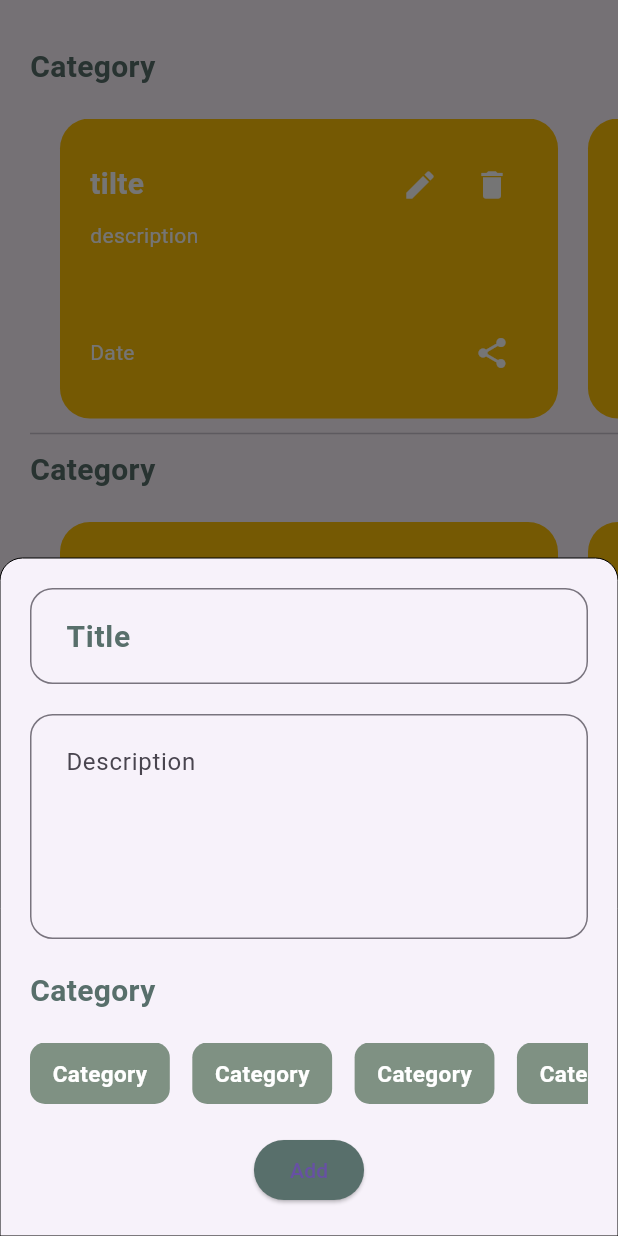
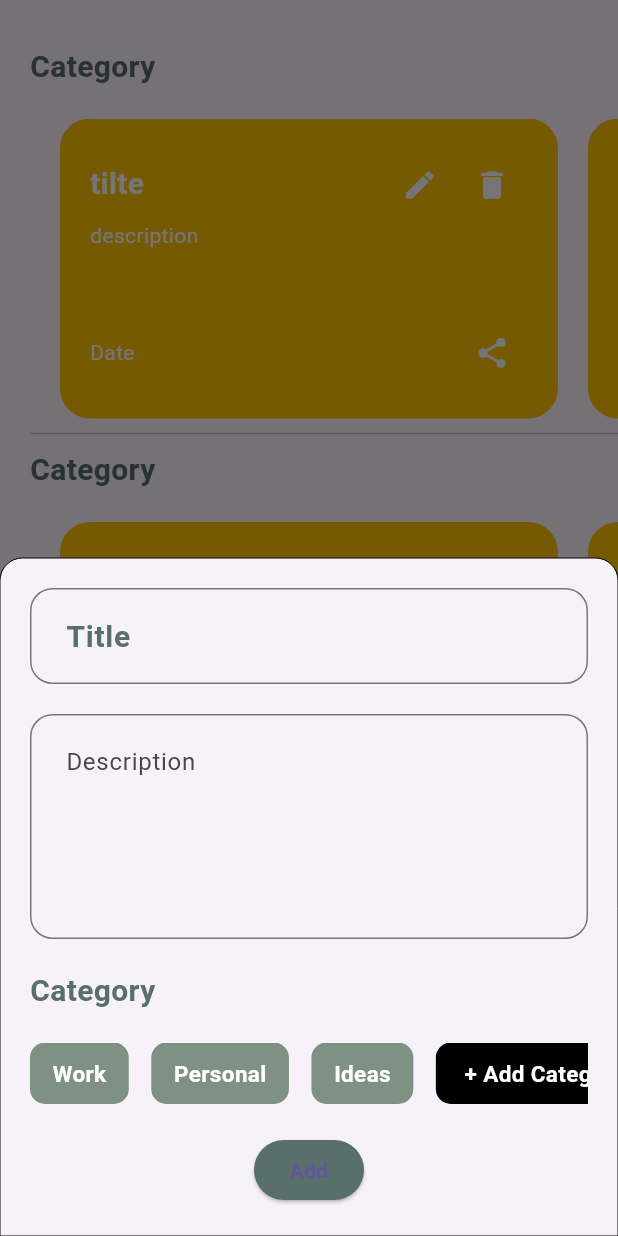
Before and after one commit to muhammed-aslam-pm/Notes-App, a Flutter app: the screen it shows after launch, after a tap on the "add" icon, on a phone screen of 412 x 824 dp. Run offline on Flutter 3.47's test engine with Material 3 defaults, Android fonts, the phone set to English and light mode, and no system bars; our stand-ins replace hive_flutter; accounts and stored records are empty.

Commit message:
categories added

```diff
--- /dev/null
+++ b/lib/controller/home_screen_controller.dart
@@ -0,0 +1,32 @@
+import 'package:hive_flutter/hive_flutter.dart';
+import 'package:to_do_project_1/model/category_model.dart';
+
+class CategoryController {
+  void initializeApp() async {
+    // List of default categories
+    List<String> defaultCategories = ['Work', 'Personal', 'Ideas'];
+
+    // Check if categories already exist
+    final Box<Category> categoryBox = Hive.box<Category>('categories');
+    bool categoriesExist = categoryBox.isNotEmpty;
+
+    // If default categories don't exist, add them
+    if (!categoriesExist) {
+      for (String categoryName in defaultCategories) {
+        categoryBox.add(Category(categoryName));
+      }
+    }
+  }
+
+// Function to add a user-defined category
+  void addUserCategory(String categoryName) {
+    final Box<Category> categoryBox = Hive.box<Category>('categories');
+    categoryBox.add(Category(categoryName));
+  }
+
+  // Function to get all categories
+  List<Category> getAllCategories() {
+    final Box<Category> categoryBox = Hive.box<Category>('categories');
+    return categoryBox.values.toList();
+  }
+}
--- a/lib/main.dart
+++ b/lib/main.dart
@@ -1,7 +1,15 @@
 import 'package:flutter/material.dart';
+import 'package:hive_flutter/hive_flutter.dart';
 import 'package:to_do_project_1/view/home_screen/home_screen.dart';
 
-void main() {
+import 'model/category_model.dart';
+
+Future<void> main() async {
+  WidgetsFlutterBinding.ensureInitialized();
+  await Hive.initFlutter();
+  await Hive.openBox<Category>('categories');
+  var box = await Hive.openBox('noteBox');
+
   runApp(MyApp());
 }
 
--- /dev/null
+++ b/lib/model/category_model.dart
@@ -0,0 +1,5 @@
+class Category {
+  final String name;
+
+  Category(this.name);
+}
--- a/lib/view/home_screen/home_screen.dart
+++ b/lib/view/home_screen/home_screen.dart
@@ -1,6 +1,8 @@
 import 'package:flutter/material.dart';
+import 'package:hive_flutter/hive_flutter.dart';
 import 'package:to_do_project_1/utils/color_constants.dart';
-
+import '../../controller/home_screen_controller.dart';
+import '../../model/category_model.dart';
 import 'widgets/note_widget.dart';
 
 class HomeScreen extends StatefulWidget {
@@ -11,6 +13,19 @@ class HomeScreen extends StatefulWidget {
 }
 
 class _HomeScreenState extends State<HomeScreen> {
+  var box = Hive.box('noteBox');
+  TextEditingController categoryController = TextEditingController();
+  CategoryController obj = CategoryController();
+  List<Category> categories = [];
+
+  @override
+  void initState() {
+    obj.initializeApp();
+    categories = obj.getAllCategories();
+    // TODO: implement initState
+    super.initState();
+  }
+
   @override
   Widget build(BuildContext context) {
     return Scaffold(
@@ -120,8 +135,28 @@ class _HomeScreenState extends State<HomeScreen> {
                   scrollDirection: Axis.horizontal,
                   child: Row(
                     children: List.generate(
-                        4,
-                        (index) => Padding(
+                        categories.length + 1,
+                        (index) => index == categories.length
+                            ? InkWell(
+                                onTap: () => AddCategory(context),
+                                child: Container(
+                                  padding: EdgeInsets.symmetric(
+                                    horizontal: 15,
+                                    vertical: 10,
+                                  ),
+                                  decoration: BoxDecoration(
+                                      color: Colors.black,
+                                      borderRadius: BorderRadius.circular(10)),
+                                  child: Text(
+                                    " + Add Category",
+                                    style: TextStyle(
+                                        fontSize: 15,
+                                        fontWeight: FontWeight.w600,
+                                        color: Colors.white),
+                                  ),
+                                ),
+                              )
+                            : Padding(
                                 padding: const EdgeInsets.only(right: 15),
                                 child: Container(
                                   padding: EdgeInsets.symmetric(
@@ -132,7 +167,7 @@ class _HomeScreenState extends State<HomeScreen> {
                                       color: ColorConstants.secondaryColor3,
                                       borderRadius: BorderRadius.circular(10)),
                                   child: Text(
-                                  "Category",
+                                    categories[index].name,
                                     style: TextStyle(
                                         fontSize: 15,
                                         fontWeight: FontWeight.w600,
@@ -163,4 +198,46 @@ class _HomeScreenState extends State<HomeScreen> {
       ),
     );
   }
+
+  Future<dynamic> AddCategory(BuildContext context) => showDialog(
+        context: context,
+        builder: (context) => AlertDialog(
+          title: Text("Add category"),
+          content: TextField(
+            controller: categoryController,
+            maxLines: 1,
+            decoration: InputDecoration(
+              labelText: "Category",
+              labelStyle: TextStyle(
+                  color: ColorConstants.primaryColor,
+                  fontSize: 15,
+                  fontWeight: FontWeight.w600),
+              border: OutlineInputBorder(
+                  borderRadius: BorderRadius.circular(15),
+                  borderSide: BorderSide(
+                    color: ColorConstants.primaryColor,
+                  )),
+              isDense: false, // Added this
+              contentPadding: EdgeInsets.all(20),
+            ),
+          ),
+          actions: [
+            ElevatedButton(
+              onPressed: () {
+                Navigator.pop(context);
+              },
+              child: Text("Cancel"),
+            ),
+            ElevatedButton(
+                onPressed: () {
+                  obj.addUserCategory(categoryController.text);
+                  Navigator.pop(context);
+                  ScaffoldMessenger.of(context).showSnackBar(
+                      SnackBar(content: Text("Category added success full")));
+                  setState(() {});
+                },
+                child: Text("Add"))
+          ],
+        ),
+      );
 }
```
Lines whose indentation alone changed are shown as unchanged.
